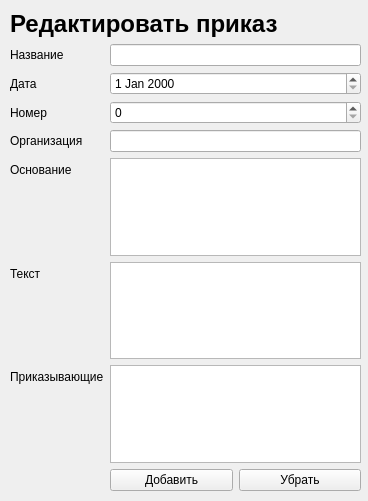
Qt form editWidget.ui (f1rsov08/BestProject) before a commit.
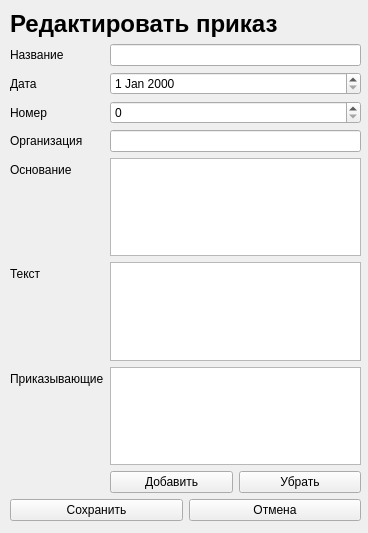
The same form after that commit.

Commit message: Добавлена кнопка отмены

```diff
--- a/editWidget.ui
+++ b/editWidget.ui
@@ -7,7 +7,7 @@
     <x>0</x>
     <y>0</y>
     <width>368</width>
-    <height>501</height>
+    <height>533</height>
    </rect>
   </property>
   <property name="windowTitle">
@@ -19,7 +19,7 @@
      <x>10</x>
      <y>10</y>
      <width>351</width>
-     <height>481</height>
+     <height>511</height>
     </rect>
    </property>
    <layout class="QVBoxLayout" name="verticalLayout">
@@ -126,6 +126,24 @@
       </item>
      </layout>
     </item>
+    <item>
+     <layout class="QHBoxLayout" name="horizontalLayout_2">
+      <item>
+       <widget class="QPushButton" name="saveButton">
+        <property name="text">
+         <string>Сохранить</string>
+        </property>
+       </widget>
+      </item>
+      <item>
+       <widget class="QPushButton" name="cancelButton">
+        <property name="text">
+         <string>Отмена</string>
+        </property>
+       </widget>
+      </item>
+     </layout>
+    </item>
    </layout>
   </widget>
  </widget>
```
